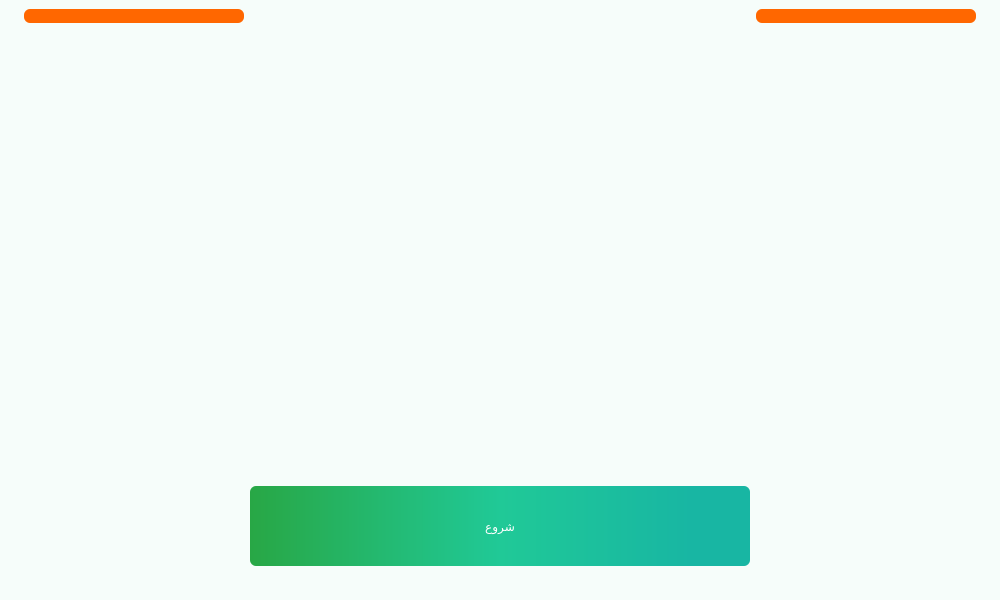
Above: main.ui from Farazist/raspberrypi-app before the change. Below: the same form after it.
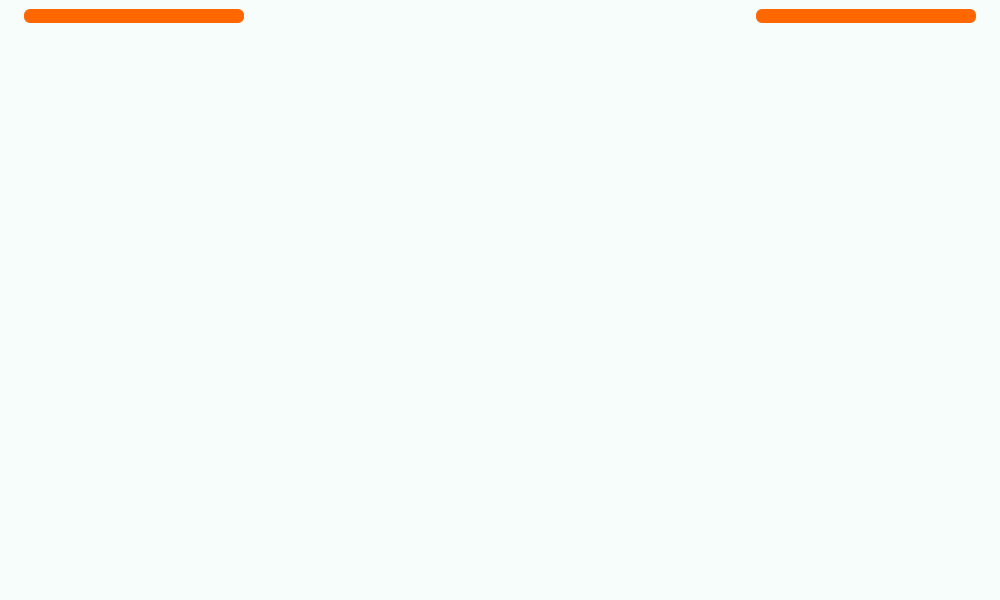
That is the form after the change. The open tabs and pages were chosen to show the change. Icons and pictures are not drawn.

Diff of the .ui file:
```diff
--- a/main.ui
+++ b/main.ui
@@ -240,33 +240,6 @@
           </property>
          </widget>
         </item>
-        <item alignment="Qt::AlignHCenter">
-         <widget class="QPushButton" name="btn_start">
-          <property name="minimumSize">
-           <size>
-            <width>500</width>
-            <height>80</height>
-           </size>
-          </property>
-          <property name="maximumSize">
-           <size>
-            <width>500</width>
-            <height>80</height>
-           </size>
-          </property>
-          <property name="styleSheet">
-           <string notr="true">color: rgb(255, 255, 255);
-background-color: qlineargradient(spread:pad, x1:0, y1:0, x2:1, y2:0, stop:0 #28a745, stop:0.5 #20c997,  stop:0.883 #18b6a3);
-color: rgb(255, 255, 255);
-border-radius: 6px;
-outline-style: none;
-font: 22pt &quot;IRANSans&quot;;</string>
-          </property>
-          <property name="text">
-           <string>شروع</string>
-          </property>
-         </widget>
-        </item>
        </layout>
       </widget>
       <widget class="QWidget" name="pageSignInUserIDNumber">
```
Left out of the diff: 6 changed lines with no effect on the pictures.
